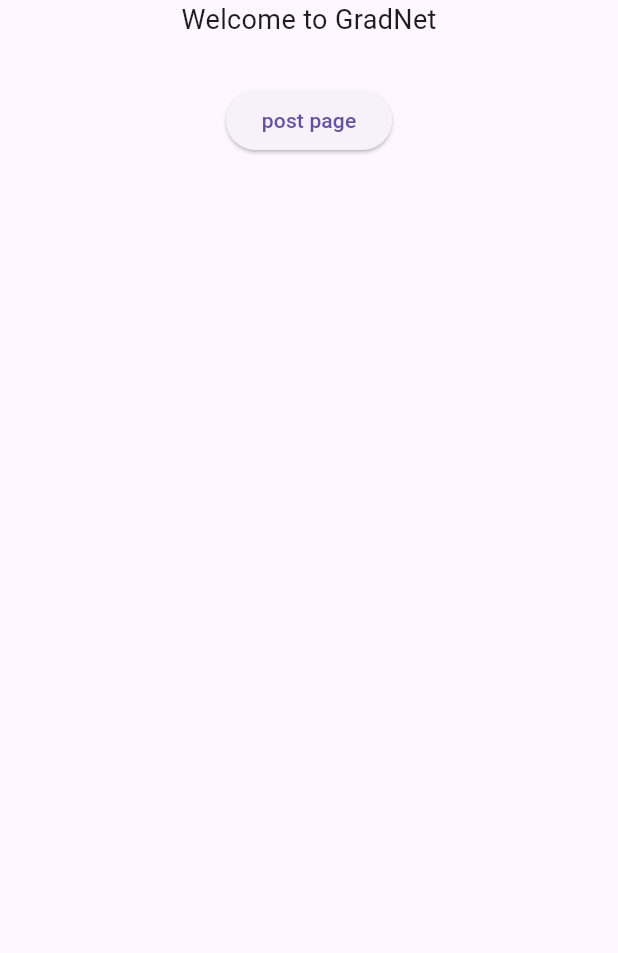
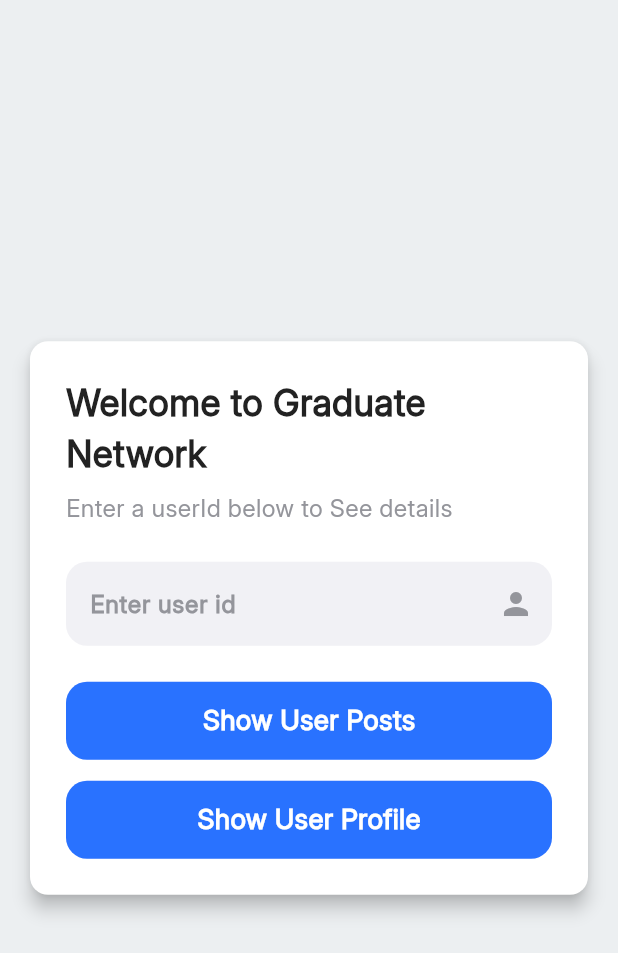
Before and after one commit to devenvoy/gradnet_web, a Flutter app: the screen it shows after launch, on a phone screen of 412 x 824 dp. Shown: the top 953 px of the screen. Run offline on Flutter 3.47's test engine with Material 3 defaults, Android fonts, the phone set to English and light mode, and no system bars; our stand-ins replace cached_network_image, carousel_slider, dio, flutter_markdown, font_awesome_flutter, go_router and 1 more.

Commit message:
feat: Implemented post fetching and UI updates
-   Implemented post fetching in `PostScreenProvider` with proper error handling and empty state management.
-   Added a message to `PostScreenProvider` to provide feedback on post loading status.
-   Updated `PostPage` to display loading animations, post lists, and empty states based on `PostScreenProvider` data.
-   Added `Demo User id` in `README.md`.
-   Added a new UI for `HomePage` to enter the user Id.
-   Updated the text of `primary button`.
-   Updated the `primary button` size.

```diff
--- a/lib/pages/home_page.dart
+++ b/lib/pages/home_page.dart
@@ -1,30 +1,100 @@
 import 'package:flutter/material.dart';
 import 'package:go_router/go_router.dart';
 import 'package:gradnet_web/projects/routes/app_route_constants.dart';
+
+import '../theme.dart';
+import '../widgets/input_field.dart';
+import '../widgets/primary_button.dart';
 
 class HomeScreen extends StatelessWidget {
   const HomeScreen({super.key});
 
   @override
   Widget build(BuildContext context) {
+    TextEditingController userIdController = TextEditingController();
+
     return Scaffold(
+      backgroundColor: Colors.blueGrey[50],
       body: Center(
+        child: Padding(
+          padding: const EdgeInsets.all(16.0),
+          child: ConstrainedBox(
+            constraints: const BoxConstraints(maxWidth: 400),
+            child: Card(
+              shape: RoundedRectangleBorder(
+                borderRadius: BorderRadius.circular(12.0),
+              ),
+              elevation: 5,
+              color: Colors.white,
+              child: Padding(
+                padding: const EdgeInsets.all(24.0),
+                child: Column(
+                  mainAxisSize: MainAxisSize.min,
+                  crossAxisAlignment: CrossAxisAlignment.start,
+                  children: [
+                    Text(
+                      "Welcome to Graduate Network",
+                      style: heading2.copyWith(color: textBlack),
+                    ),
+                    const SizedBox(height: 8),
+                    Text(
+                      "Enter a userId below to See details",
+                      style: regular16pt.copyWith(color: textGrey),
+                    ),
+                    const SizedBox(height: 24),
+                    Form(
                       child: Column(
                         children: [
-            Text("Welcome to GradNet", style: TextStyle(fontSize: 18)),
-
-            SizedBox(height: 30),
-
-            ElevatedButton(
+                          InputField(
+                            hintText: 'Enter user id',
+                            controller: userIdController,
+                            suffixIcon: IconButton(
+                              color: textGrey,
+                              splashRadius: 1,
+                              icon: Icon(Icons.person),
+                              onPressed: () {},
+                            ),
+                          ),
+                        ],
+                      ),
+                    ),
+                    const SizedBox(height: 24),
+                    CustomPrimaryButton(
+                      buttonColor: primaryBlue,
+                      textValue: 'Show User Posts',
+                      textColor: Colors.white,
+                      showLoader: false,
                       onPressed: () {
+                        String userId = userIdController.text;
+                        if (userId.isNotEmpty) {
+                          GoRouter.of(context).pushNamed(
+                            MyAppRouteConstants.postRouteName,
+                            params: {'userId': userId},
+                          );
+                        }
+                      },
+                    ),
+                    const SizedBox(height: 14),
+                    CustomPrimaryButton(
+                      buttonColor: primaryBlue,
+                      textValue: 'Show User Profile',
+                      textColor: Colors.white,
+                      showLoader: false,
+                      onPressed: () {
+                        String userId = userIdController.text;
+                        if (userId.isNotEmpty) {
                           GoRouter.of(context).pushNamed(
                             MyAppRouteConstants.profileRouteName,
-                  params: {'userId':'75ed0707-e5e7-45cf-9013-c6cbe79ceb49'}
+                            params: {'userId': userId},
                           );
+                        }
                       },
-              child: Text("post page"),
                     ),
                   ],
+                ),
+              ),
+            ),
+          ),
         ),
       ),
     );
--- a/lib/providers/post_screen_provider.dart
+++ b/lib/providers/post_screen_provider.dart
@@ -1,20 +1,22 @@
 import 'dart:developer';
-
 import 'package:dio/dio.dart';
 import 'package:flutter/material.dart';
 import 'package:gradnet_web/model/post_model.dart';
 
-class PostScreenProvider extends ChangeNotifier{
-
-   List<Post> _posts = [];
+class PostScreenProvider extends ChangeNotifier {
+  List<Post> _posts = [];
   bool _isLoading = false;
   final Dio _dio = Dio();
+  String _message = ""; // Message for UI feedback
 
   List<Post> get posts => _posts;
   bool get isLoading => _isLoading;
+  String get message => _message;
 
   Future<void> fetchUserPosts(String userId) async {
     _isLoading = true;
+    _message = ""; // Reset message
+    _posts.clear(); // Clear old posts
     notifyListeners();
 
     try {
@@ -27,8 +29,12 @@ class PostScreenProvider extends ChangeNotifier{
       if (response.statusCode == 200 && response.data['status'] == true) {
         List<dynamic> postsJson = response.data['data'];
         _posts = postsJson.map((json) => Post.fromJson(json)).toList().reversed.toList();
+        _message = _posts.isEmpty ? "No posts available" : "";
+      } else {
+        _message = response.data['message'] ?? "Invalid user ID or no posts found";
       }
     } catch (e) {
+      _message = "Error fetching posts";
       log('TAG111: Error fetching posts: $e');
     } finally {
       _isLoading = false;
@@ -36,4 +42,10 @@ class PostScreenProvider extends ChangeNotifier{
     }
   }
 
+  @override
+  void dispose() {
+    _posts.clear();
+    _message = ""; // Reset message on dispose
+    super.dispose();
+  }
 }
--- a/lib/widgets/primary_button.dart
+++ b/lib/widgets/primary_button.dart
@@ -23,7 +23,7 @@ class CustomPrimaryButton extends StatelessWidget {
       borderRadius: BorderRadius.circular(14.0),
       elevation: 0,
       child: Container(
-        height: 56,
+        height: 52,
         decoration: BoxDecoration(
           color: buttonColor,
           borderRadius: BorderRadius.circular(14.0),
```
Also changed, not shown: lib/pages/post_page.dart (+19 -14 lines), 1 other file. Lines whose indentation alone changed are shown as unchanged.
